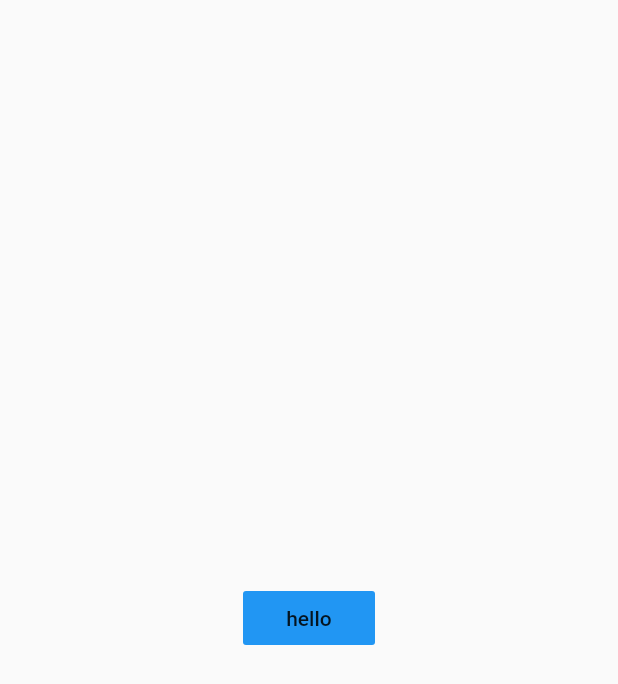
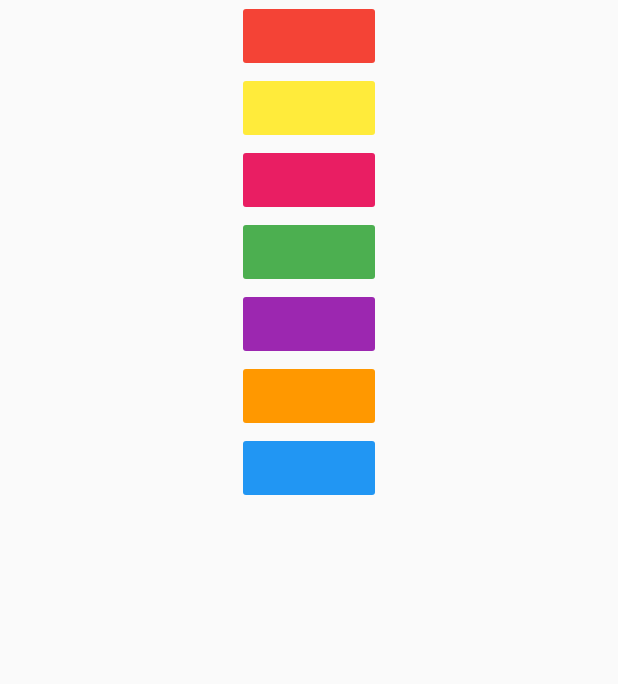
Before and after one commit to RKCP/Flutter-Dart-Learning, a Flutter app: the screen it shows after launch, on a phone screen of 412 x 824 dp. Shown: the top 684 px of the screen. Run offline on Flutter 3.47's test engine with Material 2 defaults, Android fonts, the phone set to English and light mode, and no system bars; our stand-ins replace audioplayers.

Commit message:
Error not fixed, but added all the buttons and the sound works fine. Researching the solution to the callback error.

```diff
--- a/simple_xylophone/lib/main.dart
+++ b/simple_xylophone/lib/main.dart
@@ -10,13 +10,51 @@
       home: Scaffold(
         body: SafeArea(
           child: Center(
-            child: FlatButton(
-              color: Colors.blue,
-              child: Text('hello'),
-              onPressed: () {
-                final player = AudioCache();
-                player.play('note7.wav');
-              },
+            child: Column(
+              children: <Widget>[
+                FlatButton(
+                  color: Colors.red,
+                  onPressed: () {
+                    changeNote(1);
+                  },
+                ),
+                FlatButton(
+                  color: Colors.yellow,
+                  onPressed: () {
+                    changeNote(2);
+                  },
+                ),
+                FlatButton(
+                  color: Colors.pink,
+                  onPressed: () {
+                    changeNote(3);
+                  },
+                ),
+                FlatButton(
+                  color: Colors.green,
+                  onPressed: () {
+                    changeNote(4);
+                  },
+                ),
+                FlatButton(
+                  color: Colors.purple,
+                  onPressed: () {
+                    changeNote(5);
+                  },
+                ),
+                FlatButton(
+                  color: Colors.orange,
+                  onPressed: () {
+                    changeNote(6);
+                  },
+                ),
+                FlatButton(
+                  color: Colors.blue,
+                  onPressed: () {
+                    changeNote(7);
+                  },
+                ),
+              ],
             ),
           ),
         ),
@@ -24,3 +62,8 @@
     );
   }
 }
+
+void changeNote(int buttonPressed) {
+  final player = AudioCache();
+  player.play('note$buttonPressed.wav');
+}
```
